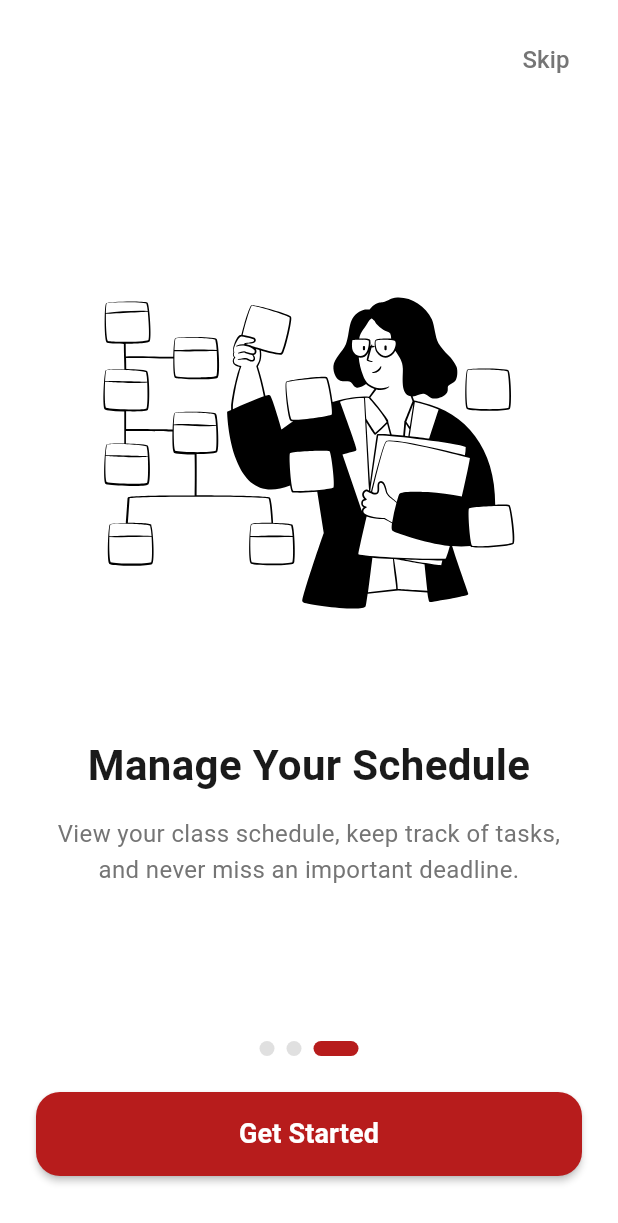
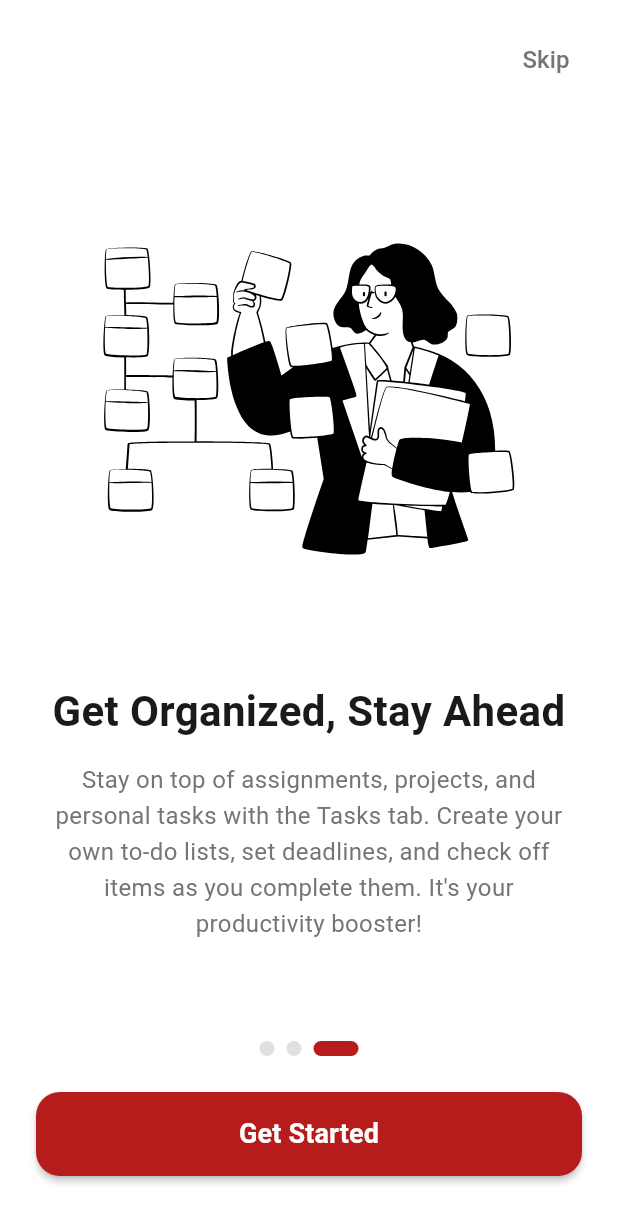
Before and after one commit to mo-zaghloul/ECU-Scholar, a Flutter app: the screen it shows after launch, swiped to page 3, on a phone screen of 412 x 824 dp. Shown: the top 1223 px of the screen. Run offline on Flutter 3.47's test engine with Material 3 defaults, Android fonts, the phone set to English and light mode, and no system bars; drawn by our look-alikes of smooth_page_indicator; our stand-ins replace dio, flutter_dotenv, flutter_svg, google_fonts, google_nav_bar, shared_preferences; missing offline and left inert: flutter_inappwebview.

Commit message:
feat: Implement localization for onboarding screens with English translations

````diff
--- /dev/null
+++ b/l10n.yaml
@@ -0,0 +1,4 @@
+arb-dir: lib/l10n
+template-arb-file: app_en.arb
+output-localization-file: app_localizations.dart
+output-class: AppLocalizations
--- /dev/null
+++ b/lib/l10n/app_en.arb
@@ -0,0 +1,16 @@
+{
+  "@@locale": "en",
+
+  "onboardingTitle1": "Stay on Top of Your Learning",
+  "onboardingDesc1": "Everything you need to study is organized in a simple, easy-to-navigate interface. No more hunting through emails or folders—your content is always at your fingertips.",
+
+  "onboardingTitle2": "Never Miss a Class Again",
+  "onboardingDesc2": "Your schedule is always up to date! View today's lectures, tutorials, and labs in a simple, clear format.",
+
+  "onboardingTitle3": "Get Organized, Stay Ahead",
+  "onboardingDesc3": "Stay on top of assignments, projects, and personal tasks with the Tasks tab. Create your own to-do lists, set deadlines, and check off items as you complete them. It's your productivity booster!",
+
+  "next": "Next",
+  "skip": "Skip",
+  "getStarted": "Get Started"
+}
--- /dev/null
+++ b/lib/l10n/app_localizations.dart
@@ -0,0 +1,181 @@
+import 'dart:async';
+
+import 'package:flutter/foundation.dart';
+import 'package:flutter/widgets.dart';
+import 'package:flutter_localizations/flutter_localizations.dart';
+import 'package:intl/intl.dart' as intl;
+
+import 'app_localizations_en.dart';
+
+// ignore_for_file: type=lint
+
+/// Callers can lookup localized strings with an instance of AppLocalizations
+/// returned by `AppLocalizations.of(context)`.
+///
+/// Applications need to include `AppLocalizations.delegate()` in their app's
+/// `localizationDelegates` list, and the locales they support in the app's
+/// `supportedLocales` list. For example:
+///
+/// ```dart
+/// import 'l10n/app_localizations.dart';
+///
+/// return MaterialApp(
+///   localizationsDelegates: AppLocalizations.localizationsDelegates,
+///   supportedLocales: AppLocalizations.supportedLocales,
+///   home: MyApplicationHome(),
+/// );
+/// ```
+///
+/// ## Update pubspec.yaml
+///
+/// Please make sure to update your pubspec.yaml to include the following
+/// packages:
+///
+/// ```yaml
+/// dependencies:
+///   # Internationalization support.
+///   flutter_localizations:
+///     sdk: flutter
+///   intl: any # Use the pinned version from flutter_localizations
+///
+///   # Rest of dependencies
+/// ```
+///
+/// ## iOS Applications
+///
+/// iOS applications define key application metadata, including supported
+/// locales, in an Info.plist file that is built into the application bundle.
+/// To configure the locales supported by your app, you’ll need to edit this
+/// file.
+///
+/// First, open your project’s ios/Runner.xcworkspace Xcode workspace file.
+/// Then, in the Project Navigator, open the Info.plist file under the Runner
+/// project’s Runner folder.
+///
+/// Next, select the Information Property List item, select Add Item from the
+/// Editor menu, then select Localizations from the pop-up menu.
+///
+/// Select and expand the newly-created Localizations item then, for each
+/// locale your application supports, add a new item and select the locale
+/// you wish to add from the pop-up menu in the Value field. This list should
+/// be consistent with the languages listed in the AppLocalizations.supportedLocales
+/// property.
+abstract class AppLocalizations {
+  AppLocalizations(String locale)
+      : localeName = intl.Intl.canonicalizedLocale(locale.toString());
+
+  final String localeName;
+
+  static AppLocalizations? of(BuildContext context) {
+    return Localizations.of<AppLocalizations>(context, AppLocalizations);
+  }
+
+  static const LocalizationsDelegate<AppLocalizations> delegate =
+      _AppLocalizationsDelegate();
+
+  /// A list of this localizations delegate along with the default localizations
+  /// delegates.
+  ///
+  /// Returns a list of localizations delegates containing this delegate along with
+  /// GlobalMaterialLocalizations.delegate, GlobalCupertinoLocalizations.delegate,
+  /// and GlobalWidgetsLocalizations.delegate.
+  ///
+  /// Additional delegates can be added by appending to this list in
+  /// MaterialApp. This list does not have to be used at all if a custom list
+  /// of delegates is preferred or required.
+  static const List<LocalizationsDelegate<dynamic>> localizationsDelegates =
+      <LocalizationsDelegate<dynamic>>[
+    delegate,
+    GlobalMaterialLocalizations.delegate,
+    GlobalCupertinoLocalizations.delegate,
+    GlobalWidgetsLocalizations.delegate,
+  ];
+
+  /// A list of this localizations delegate's supported locales.
+  static const List<Locale> supportedLocales = <Locale>[Locale('en')];
+
+  /// No description provided for @onboardingTitle1.
+  ///
+  /// In en, this message translates to:
+  /// **'Stay on Top of Your Learning'**
+  String get onboardingTitle1;
+
+  /// No description provided for @onboardingDesc1.
+  ///
+  /// In en, this message translates to:
+  /// **'Everything you need to study is organized in a simple, easy-to-navigate interface. No more hunting through emails or folders—your content is always at your fingertips.'**
+  String get onboardingDesc1;
+
+  /// No description provided for @onboardingTitle2.
+  ///
+  /// In en, this message translates to:
+  /// **'Never Miss a Class Again'**
+  String get onboardingTitle2;
+
+  /// No description provided for @onboardingDesc2.
+  ///
+  /// In en, this message translates to:
+  /// **'Your schedule is always up to date! View today\'s lectures, tutorials, and labs in a simple, clear format.'**
+  String get onboardingDesc2;
+
+  /// No description provided for @onboardingTitle3.
+  ///
+  /// In en, this message translates to:
+  /// **'Get Organized, Stay Ahead'**
+  String get onboardingTitle3;
+
+  /// No description provided for @onboardingDesc3.
+  ///
+  /// In en, this message translates to:
+  /// **'Stay on top of assignments, projects, and personal tasks with the Tasks tab. Create your own to-do lists, set deadlines, and check off items as you complete them. It\'s your productivity booster!'**
+  String get onboardingDesc3;
+
+  /// No description provided for @next.
+  ///
+  /// In en, this message translates to:
+  /// **'Next'**
+  String get next;
+
+  /// No description provided for @skip.
+  ///
+  /// In en, this message translates to:
+  /// **'Skip'**
+  String get skip;
+
+  /// No description provided for @getStarted.
+  ///
+  /// In en, this message translates to:
+  /// **'Get Started'**
+  String get getStarted;
+}
+
+class _AppLocalizationsDelegate
+    extends LocalizationsDelegate<AppLocalizations> {
+  const _AppLocalizationsDelegate();
+
+  @override
+  Future<AppLocalizations> load(Locale locale) {
+    return SynchronousFuture<AppLocalizations>(lookupAppLocalizations(locale));
+  }
+
+  @override
+  bool isSupported(Locale locale) =>
+      <String>['en'].contains(locale.languageCode);
+
+  @override
+  bool shouldReload(_AppLocalizationsDelegate old) => false;
+}
+
+AppLocalizations lookupAppLocalizations(Locale locale) {
+  // Lookup logic when only language code is specified.
+  switch (locale.languageCode) {
+    case 'en':
+      return AppLocalizationsEn();
+  }
+
+  throw FlutterError(
+      'AppLocalizations.delegate failed to load unsupported locale "$locale". This is likely '
+      'an issue with the localizations generation tool. Please file an issue '
+      'on GitHub with a reproducible sample app and the gen-l10n configuration '
+      'that was used.');
+}
--- /dev/null
+++ b/lib/l10n/app_localizations_en.dart
@@ -0,0 +1,40 @@
+// ignore: unused_import
+import 'package:intl/intl.dart' as intl;
+import 'app_localizations.dart';
+
+// ignore_for_file: type=lint
+
+/// The translations for English (`en`).
+class AppLocalizationsEn extends AppLocalizations {
+  AppLocalizationsEn([String locale = 'en']) : super(locale);
+
+  @override
+  String get onboardingTitle1 => 'Stay on Top of Your Learning';
+
+  @override
+  String get onboardingDesc1 =>
+      'Everything you need to study is organized in a simple, easy-to-navigate interface. No more hunting through emails or folders—your content is always at your fingertips.';
+
+  @override
+  String get onboardingTitle2 => 'Never Miss a Class Again';
+
+  @override
+  String get onboardingDesc2 =>
+      'Your schedule is always up to date! View today\'s lectures, tutorials, and labs in a simple, clear format.';
+
+  @override
+  String get onboardingTitle3 => 'Get Organized, Stay Ahead';
+
+  @override
+  String get onboardingDesc3 =>
+      'Stay on top of assignments, projects, and personal tasks with the Tasks tab. Create your own to-do lists, set deadlines, and check off items as you complete them. It\'s your productivity booster!';
+
+  @override
+  String get next => 'Next';
+
+  @override
+  String get skip => 'Skip';
+
+  @override
+  String get getStarted => 'Get Started';
+}
--- a/lib/main.dart
+++ b/lib/main.dart
@@ -8,6 +8,8 @@ import 'package:ecu_scholar/views/onboarding_page.dart';
 import 'package:ecu_scholar/themes/theme_provider.dart';
 import 'package:flutter/material.dart';
 import 'package:flutter_dotenv/flutter_dotenv.dart';
+import 'package:ecu_scholar/l10n/app_localizations.dart';
+import 'package:flutter_localizations/flutter_localizations.dart';
 import 'package:provider/provider.dart';
 import 'view_models/schedule_list_viewmodel.dart';
 
@@ -46,6 +48,16 @@ class MyApp extends StatelessWidget {
 
     return MaterialApp(
       debugShowCheckedModeBanner: false,
+      // Localization
+      localizationsDelegates: const [
+        AppLocalizations.delegate,
+        GlobalMaterialLocalizations.delegate,
+        GlobalWidgetsLocalizations.delegate,
+        GlobalCupertinoLocalizations.delegate,
+      ],
+      supportedLocales: const [
+        Locale('en'),
+      ],
       home: isOnboardingComplete ? const AuthPage() : const OnboardingPage(),
       theme: Provider.of<ThemeProvider>(context).themeData,
     );
--- a/lib/view_models/onboarding_viewmodel.dart
+++ b/lib/view_models/onboarding_viewmodel.dart
@@ -4,13 +4,13 @@ import '../services/onboarding_service/onboarding_service.dart';
 /// Model representing a single onboarding page
 class OnboardingPageData {
   final String svgAsset;
-  final String title;
-  final String subtitle;
+  final String titleKey;
+  final String subtitleKey;
 
   const OnboardingPageData({
     required this.svgAsset,
-    required this.title,
-    required this.subtitle,
+    required this.titleKey,
+    required this.subtitleKey,
   });
 }
 
@@ -25,23 +25,24 @@ class OnboardingViewModel extends ChangeNotifier {
   bool get isCompleting => _isCompleting;
   bool get isLastPage => _currentPage == pages.length - 1;
   bool get isFirstPage => _currentPage == 0;
+  int get pageCount => pages.length;
 
-  /// Onboarding pages data
+  /// Onboarding pages data with keys for localization
   final List<OnboardingPageData> pages = const [
     OnboardingPageData(
       svgAsset: 'assets/onboarding/Smart People.svg',
-      title: 'Welcome to ECU Scholar',
-      subtitle: 'Your all-in-one companion for navigating university life. Connect, learn, and succeed together.',
+      titleKey: 'onboardingTitle1',
+      subtitleKey: 'onboardingDesc1',
     ),
     OnboardingPageData(
       svgAsset: 'assets/onboarding/Student Studying.svg',
-      title: 'Track Your Progress',
-      subtitle: 'Access your grades, GPA, and academic records anytime. Stay on top of your academic journey.',
+      titleKey: 'onboardingTitle2',
+      subtitleKey: 'onboardingDesc2',
     ),
     OnboardingPageData(
       svgAsset: 'assets/onboarding/Manager Desk.svg',
-      title: 'Manage Your Schedule',
-      subtitle: 'View your class schedule, keep track of tasks, and never miss an important deadline.',
+      titleKey: 'onboardingTitle3',
+      subtitleKey: 'onboardingDesc3',
     ),
   ];
 
--- a/lib/views/onboarding_page.dart
+++ b/lib/views/onboarding_page.dart
@@ -1,4 +1,5 @@
 import 'package:flutter/material.dart';
+import 'package:ecu_scholar/l10n/app_localizations.dart';
 import 'package:flutter_svg/flutter_svg.dart';
 import 'package:provider/provider.dart';
 import 'package:smooth_page_indicator/smooth_page_indicator.dart';
@@ -92,8 +93,36 @@ class _OnboardingPageState extends State<OnboardingPage>
     );
   }
 
+  String _getLocalizedTitle(AppLocalizations l10n, int index) {
+    switch (index) {
+      case 0:
+        return l10n.onboardingTitle1;
+      case 1:
+        return l10n.onboardingTitle2;
+      case 2:
+        return l10n.onboardingTitle3;
+      default:
+        return '';
+    }
+  }
+
+  String _getLocalizedSubtitle(AppLocalizations l10n, int index) {
+    switch (index) {
+      case 0:
+        return l10n.onboardingDesc1;
+      case 1:
+        return l10n.onboardingDesc2;
+      case 2:
+        return l10n.onboardingDesc3;
+      default:
+        return '';
+    }
+  }
+
   @override
   Widget build(BuildContext context) {
+    final l10n = AppLocalizations.of(context)!;
+
     return Scaffold(
       backgroundColor: Colors.white,
       body: Consumer<OnboardingViewModel>(
@@ -113,7 +142,7 @@ class _OnboardingPageState extends State<OnboardingPage>
                             ? null
                             : () => _skipOnboarding(viewModel),
                         child: Text(
-                          'Skip',
+                          l10n.skip,
                           style: TextStyle(
                             color: Colors.grey.shade600,
                             fontSize: 16,
@@ -130,8 +159,11 @@ class _OnboardingPageState extends State<OnboardingPage>
                       onPageChanged: _onPageChanged,
                       itemCount: viewModel.pages.length,
                       itemBuilder: (context, index) {
+                        final pageData = viewModel.pages[index];
                         return _OnboardingPageContent(
-                          pageData: viewModel.pages[index],
+                          svgAsset: pageData.svgAsset,
+                          title: _getLocalizedTitle(l10n, index),
+                          subtitle: _getLocalizedSubtitle(l10n, index),
                           isActive: index == viewModel.currentPage,
                         );
                       },
@@ -187,8 +219,8 @@ class _OnboardingPageState extends State<OnboardingPage>
                                 children: [
                                   Text(
                                     viewModel.isLastPage
-                                        ? 'Get Started'
-                                        : 'Next',
+                                        ? l10n.getStarted
+                                        : l10n.next,
                                     style: const TextStyle(
                                       fontSize: 18,
                                       fontWeight: FontWeight.w600,
@@ -215,11 +247,15 @@ class _OnboardingPageState extends State<OnboardingPage>
 
 /// Individual onboarding page content with animations
 class _OnboardingPageContent extends StatefulWidget {
-  final OnboardingPageData pageData;
+  final String svgAsset;
+  final String title;
+  final String subtitle;
   final bool isActive;
 
   const _OnboardingPageContent({
-    required this.pageData,
+    required this.svgAsset,
+    required this.title,
+    required this.subtitle,
     required this.isActive,
   });
 
@@ -288,7 +324,7 @@ class _OnboardingPageContentState extends State<_OnboardingPageContent>
           ScaleTransition(
             scale: _scaleAnimation,
             child: SvgPicture.asset(
-              widget.pageData.svgAsset,
+              widget.svgAsset,
               height: MediaQuery.of(context).size.height * 0.35,
               fit: BoxFit.contain,
             ),
@@ -302,7 +338,7 @@ class _OnboardingPageContentState extends State<_OnboardingPageContent>
             child: FadeTransition(
               opacity: _animationController,
               child: Text(
-                widget.pageData.title,
+                widget.title,
                 style: const TextStyle(
                   fontSize: 28,
                   fontWeight: FontWeight.bold,
@@ -325,7 +361,7 @@ class _OnboardingPageContentState extends State<_OnboardingPageContent>
                 curve: const Interval(0.3, 1.0),
               ),
               child: Text(
-                widget.pageData.subtitle,
+                widget.subtitle,
                 style: TextStyle(
                   fontSize: 16,
                   color: Colors.grey.shade600,
--- a/pubspec.yaml
+++ b/pubspec.yaml
@@ -30,6 +30,8 @@ environment:
 dependencies:
   flutter:
     sdk: flutter
+  flutter_localizations:
+    sdk: flutter
 
   # The following adds the Cupertino Icons font to your application.
   # Use with the CupertinoIcons class for iOS style icons.
@@ -45,6 +47,7 @@ dependencies:
   shared_preferences: ^2.3.3
   flutter_svg: ^2.0.10+1
   smooth_page_indicator: ^1.2.0+3
+  shimmer: ^3.0.0
 
 dev_dependencies:
   flutter_test:
@@ -62,6 +65,7 @@ dev_dependencies:
 
 # The following section is specific to Flutter packages.
 flutter:
+  generate: true
 
   # The following line ensures that the Material Icons font is
   # included with your application, so that you can use the icons in
````
Also changed, not shown: pubspec.lock.
